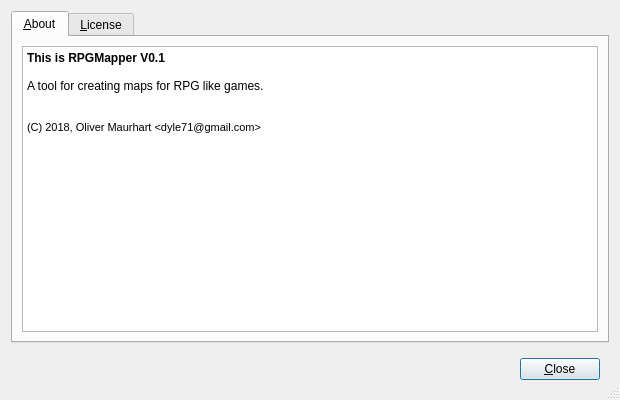
This is bin/view/aboutdialog.ui in dyle/rpgmapper as Qt 5 draws it before an edit. The edited form follows.
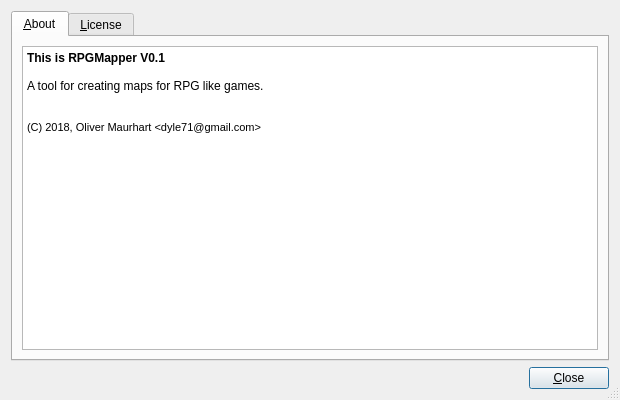
This is the edited form.

```diff
--- a/bin/view/aboutdialog.ui
+++ b/bin/view/aboutdialog.ui
@@ -752,6 +752,18 @@
    <item>
     <widget class="QWidget" name="wdButtons" native="true">
      <layout class="QHBoxLayout" name="lyButtons">
+      <property name="leftMargin">
+       <number>0</number>
+      </property>
+      <property name="topMargin">
+       <number>0</number>
+      </property>
+      <property name="rightMargin">
+       <number>0</number>
+      </property>
+      <property name="bottomMargin">
+       <number>0</number>
+      </property>
       <item>
        <spacer name="spButtons">
         <property name="orientation">
```
